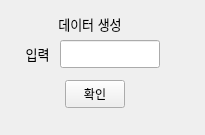
BJIN-PARK/Edu, file addData.ui: the form before one commit.
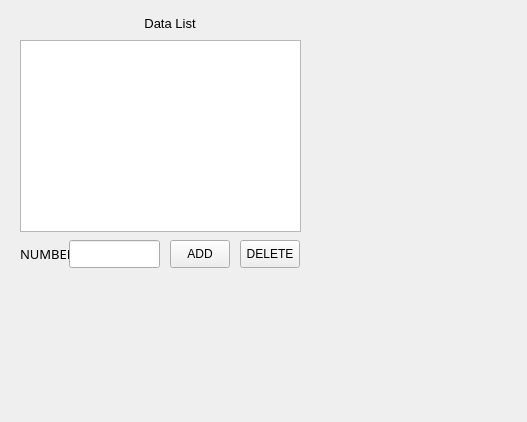
The form after the commit.

Patch:
```diff
--- a/addData.ui
+++ b/addData.ui
@@ -6,8 +6,8 @@
    <rect>
     <x>0</x>
     <y>0</y>
-    <width>205</width>
-    <height>135</height>
+    <width>527</width>
+    <height>422</height>
    </rect>
   </property>
   <property name="windowTitle">
@@ -16,22 +16,22 @@
   <widget class="QLabel" name="label_2">
    <property name="geometry">
     <rect>
-     <x>40</x>
+     <x>120</x>
      <y>10</y>
      <width>100</width>
      <height>28</height>
     </rect>
    </property>
    <property name="text">
-    <string>&lt;html&gt;&lt;head/&gt;&lt;body&gt;&lt;p align=&quot;center&quot;&gt;&lt;span style=&quot; font-size:10pt;&quot;&gt;데이터 생성&lt;/span&gt;&lt;/p&gt;&lt;/body&gt;&lt;/html&gt;</string>
+    <string>&lt;html&gt;&lt;head/&gt;&lt;body&gt;&lt;p align=&quot;center&quot;&gt;&lt;span style=&quot; font-size:10pt;&quot;&gt;Data List&lt;/span&gt;&lt;/p&gt;&lt;/body&gt;&lt;/html&gt;</string>
    </property>
   </widget>
   <widget class="QLabel" name="label">
    <property name="geometry">
     <rect>
      <x>20</x>
-     <y>40</y>
-     <width>35</width>
+     <y>240</y>
+     <width>51</width>
      <height>28</height>
     </rect>
    </property>
@@ -42,28 +42,28 @@
     </font>
    </property>
    <property name="text">
-    <string>&lt;html&gt;&lt;head/&gt;&lt;body&gt;&lt;p align=&quot;center&quot;&gt;&lt;span style=&quot; font-size:10pt;&quot;&gt;입력&lt;/span&gt;&lt;/p&gt;&lt;/body&gt;&lt;/html&gt;</string>
+    <string>&lt;html&gt;&lt;head/&gt;&lt;body&gt;&lt;p align=&quot;center&quot;&gt;&lt;span style=&quot; font-size:10pt;&quot;&gt;NUMBER&lt;/span&gt;&lt;/p&gt;&lt;/body&gt;&lt;/html&gt;</string>
    </property>
   </widget>
   <widget class="QPushButton" name="pushButton_createData">
    <property name="geometry">
     <rect>
-     <x>65</x>
-     <y>80</y>
+     <x>170</x>
+     <y>240</y>
      <width>60</width>
      <height>28</height>
     </rect>
    </property>
    <property name="text">
-    <string>확인</string>
+    <string>ADD</string>
    </property>
   </widget>
   <widget class="QLineEdit" name="line_createData">
    <property name="geometry">
     <rect>
-     <x>60</x>
-     <y>40</y>
-     <width>100</width>
+     <x>69</x>
+     <y>240</y>
+     <width>91</width>
      <height>28</height>
     </rect>
    </property>
@@ -71,6 +71,29 @@
     <bool>false</bool>
    </property>
   </widget>
+  <widget class="QListView" name="listView">
+   <property name="geometry">
+    <rect>
+     <x>20</x>
+     <y>40</y>
+     <width>281</width>
+     <height>192</height>
+    </rect>
+   </property>
+  </widget>
+  <widget class="QPushButton" name="pushButton_createData_2">
+   <property name="geometry">
+    <rect>
+     <x>240</x>
+     <y>240</y>
+     <width>60</width>
+     <height>28</height>
+    </rect>
+   </property>
+   <property name="text">
+    <string>DELETE</string>
+   </property>
+  </widget>
  </widget>
  <resources/>
  <connections/>
```
